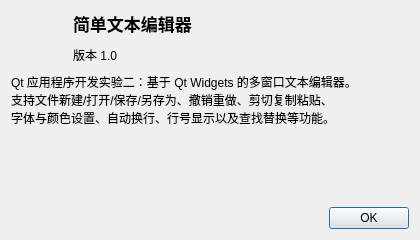
First picture: the form in aboutdialog.ui, repository MuchengHualuo/Qtcourse, before the edit.
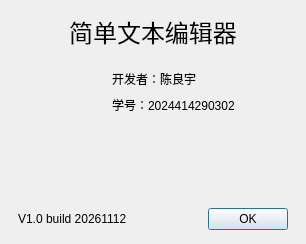
Second picture: the form after the edit. Icons and pictures are not drawn.

Commit message:
feat(ui): 关于对话框改为三段式布局
- 顶部显示程序名，左侧记事本图标，右侧显示开发者与学号
- 底部左侧版本号 V1.0 build 20261112，右侧确定按钮
- 新增 icons/about_logo.svg 并加入资源文件

What changed in the file:
```diff
--- a/aboutdialog.ui
+++ b/aboutdialog.ui
@@ -6,28 +6,68 @@
    <rect>
     <x>0</x>
     <y>0</y>
-    <width>420</width>
-    <height>240</height>
+    <width>306</width>
+    <height>244</height>
    </rect>
   </property>
+  <property name="minimumSize">
+   <size>
+    <width>306</width>
+    <height>244</height>
+   </size>
+  </property>
   <property name="windowTitle">
    <string>关于</string>
   </property>
   <layout class="QVBoxLayout" name="verticalLayout">
+   <property name="spacing">
+    <number>14</number>
+   </property>
+   <property name="leftMargin">
+    <number>18</number>
+   </property>
+   <property name="topMargin">
+    <number>14</number>
+   </property>
+   <property name="rightMargin">
+    <number>18</number>
+   </property>
+   <property name="bottomMargin">
+    <number>14</number>
+   </property>
    <item>
-    <layout class="QHBoxLayout" name="titleLayout">
+    <widget class="QLabel" name="titleLabel">
+     <property name="font">
+      <font>
+       <family>宋体</family>
+       <pointsize>18</pointsize>
+      </font>
+     </property>
+     <property name="text">
+      <string>简单文本编辑器</string>
+     </property>
+     <property name="alignment">
+      <set>Qt::AlignCenter</set>
+     </property>
+    </widget>
+   </item>
+   <item>
+    <layout class="QHBoxLayout" name="infoLayout">
+     <property name="spacing">
+      <number>18</number>
+     </property>
      <item>
       <widget class="QLabel" name="logoLabel">
        <property name="minimumSize">
         <size>
-         <width>56</width>
-         <height>56</height>
+         <width>72</width>
+         <height>72</height>
         </size>
        </property>
        <property name="maximumSize">
         <size>
-         <width>56</width>
-         <height>56</height>
+         <width>72</width>
+         <height>72</height>
         </size>
        </property>
        <property name="pixmap">
@@ -39,63 +79,83 @@
       </widget>
      </item>
      <item>
-      <layout class="QVBoxLayout" name="nameLayout">
+      <layout class="QVBoxLayout" name="infoTextLayout">
+       <property name="spacing">
+        <number>8</number>
+       </property>
+       <property name="leftMargin">
+        <number>4</number>
+       </property>
+       <property name="topMargin">
+        <number>6</number>
+       </property>
        <item>
-        <widget class="QLabel" name="nameLabel">
-         <property name="font">
-          <font>
-           <pointsize>13</pointsize>
-           <bold>true</bold>
-          </font>
-         </property>
+        <widget class="QLabel" name="developerLabel">
          <property name="text">
-          <string>简单文本编辑器</string>
+          <string>开发者：陈良宇</string>
          </property>
         </widget>
        </item>
        <item>
-        <widget class="QLabel" name="versionLabel">
+        <widget class="QLabel" name="studentIdLabel">
          <property name="text">
-          <string>版本 1.0</string>
+          <string>学号：2024414290302</string>
          </property>
         </widget>
        </item>
+       <item>
+        <spacer name="infoSpacer">
+         <property name="orientation">
+          <enum>Qt::Vertical</enum>
+         </property>
+         <property name="sizeHint" stdset="0">
+          <size>
+           <width>20</width>
+           <height>10</height>
+          </size>
+         </property>
+        </spacer>
+       </item>
       </layout>
      </item>
     </layout>
    </item>
    <item>
-    <widget class="QLabel" name="descriptionLabel">
-     <property name="text">
-      <string>Qt 应用程序开发实验二：基于 Qt Widgets 的多窗口文本编辑器。&#10;支持文件新建/打开/保存/另存为、撤销重做、剪切复制粘贴、&#10;字体与颜色设置、自动换行、行号显示以及查找替换等功能。</string>
+    <layout class="QHBoxLayout" name="bottomLayout">
+     <property name="spacing">
+      <number>8</number>
      </property>
-     <property name="wordWrap">
-      <bool>true</bool>
-     </property>
-    </widget>
-   </item>
-   <item>
-    <spacer name="verticalSpacer">
-     <property name="orientation">
-      <enum>Qt::Vertical</enum>
-     </property>
-     <property name="sizeHint" stdset="0">
-      <size>
-       <width>20</width>
-       <height>20</height>
-      </size>
-     </property>
-    </spacer>
-   </item>
-   <item>
-    <widget class="QDialogButtonBox" name="buttonBox">
-     <property name="orientation">
-      <enum>Qt::Horizontal</enum>
-     </property>
-     <property name="standardButtons">
-      <set>QDialogButtonBox::Ok</set>
-     </property>
-    </widget>
+     <item>
+      <widget class="QLabel" name="versionLabel">
+       <property name="text">
+        <string>V1.0 build 20261112</string>
+       </property>
+      </widget>
+     </item>
+     <item>
+      <spacer name="bottomSpacer">
+       <property name="orientation">
+        <enum>Qt::Horizontal</enum>
+       </property>
+       <property name="sizeHint" stdset="0">
+        <size>
+         <width>40</width>
+         <height>20</height>
+        </size>
+       </property>
+      </spacer>
+     </item>
+     <item>
+      <widget class="QDialogButtonBox" name="buttonBox">
+       <property name="orientation">
+        <enum>Qt::Horizontal</enum>
+       </property>
+       <property name="standardButtons">
+        <set>QDialogButtonBox::Ok</set>
+       </property>
+      </widget>
+     </item>
+    </layout>
    </item>
   </layout>
  </widget>
```
Left out of the diff: 2 changed lines with no effect on the pictures. The commit also changes 2 other files.
